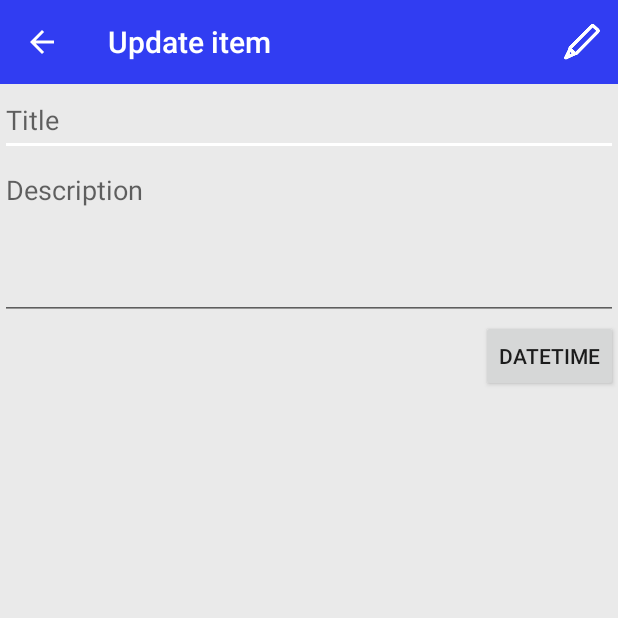
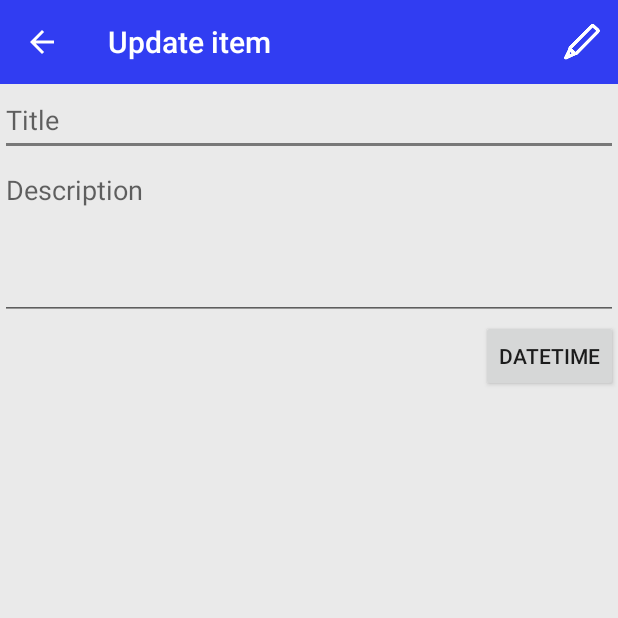
Before and after one commit to ChristianSchroedel/Android.DoYourStuff, an Android app: the ItemCreateActivity screen opened directly, with no data from a screen before it, on a phone screen of 412 x 824 dp, the top half of it. Run offline under Robolectric (Android 15) with nearby library versions, the phone set to English and light mode, and no system bars.

Commit message:
Changed accent color to dark gray

```diff
--- a/app/src/main/res/layout/todo_list_header.xml
+++ b/app/src/main/res/layout/todo_list_header.xml
@@ -6,14 +6,14 @@
     android:layout_height="wrap_content"
     android:paddingTop="6dp"
     android:paddingBottom="6dp"
-    android:background="@color/primary">
+    android:background="@color/primary_dark">
 
     <TextView
         android:id="@+id/list_item_header"
         android:layout_width="wrap_content"
         android:layout_height="wrap_content"
         android:layout_gravity="center_horizontal"
-        android:textColor="@color/accent"
+        android:textColor="@color/white"
         android:textSize="16sp"
         android:textStyle="bold"/>
 
--- a/app/src/main/res/values/colors.xml
+++ b/app/src/main/res/values/colors.xml
@@ -3,7 +3,9 @@
 
 	<color name="primary">#ff313df2</color>
 	<color name="primary_dark">#ff6c6cca</color>
-	<color name="accent">#ffffff</color>
+	<color name="accent">#787878</color>
+
+	<color name="white">#ffffff</color>
 
 	<color name="theme_background">#ffeaeaea</color>
 
--- a/app/src/main/res/values/styles.xml
+++ b/app/src/main/res/values/styles.xml
@@ -18,12 +18,12 @@
 
 	<style name="ToDoToolBarText"
 		   parent="TextAppearance.AppCompat.Widget.ActionBar.Title">
-		<item name="android:textColor">@color/accent</item>
+		<item name="android:textColor">@color/white</item>
 	</style>
 
     <style name="ToDoToolBar" parent="@style/AppTheme">
-        <item name="android:textColorPrimary">@color/accent</item>
-        <item name="android:textColorSecondary">@color/accent</item>
+        <item name="android:textColorPrimary">@color/white</item>
+        <item name="android:textColorSecondary">@color/white</item>
 		<item name="titleTextAppearance">@style/ToDoToolBarText</item>
     </style>
 
```
